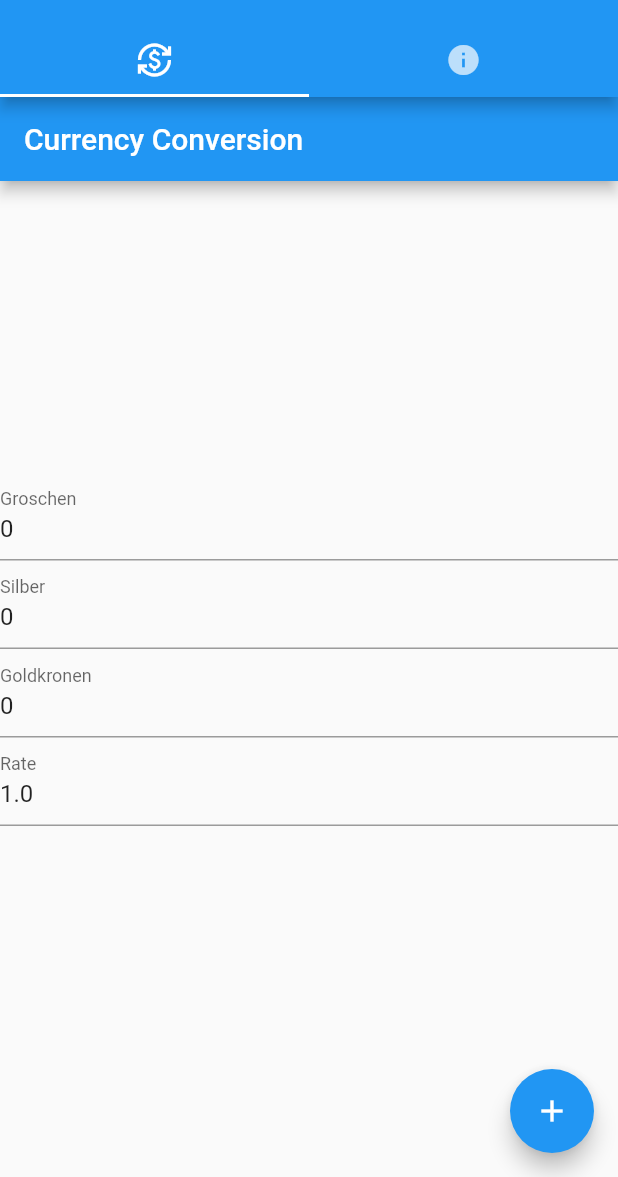
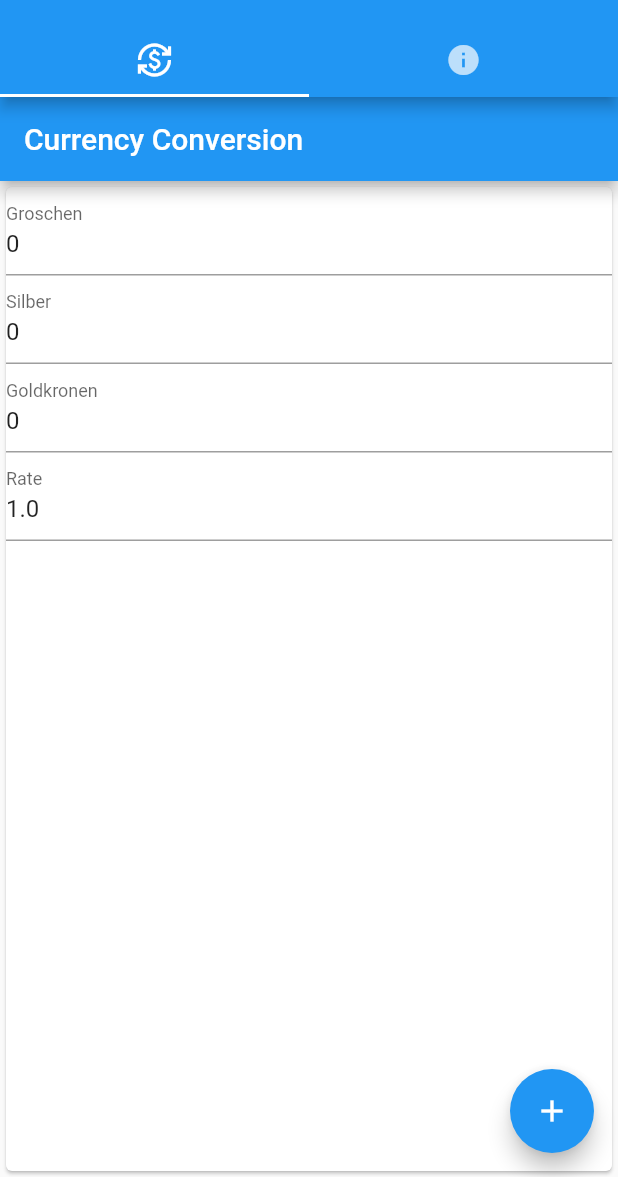
Before and after one commit to Patataking/WarhammerTools, a Flutter app: the screen it shows after launch, on a phone screen of 412 x 824 dp, the part 59-1236 px from its top. Run offline on Flutter 3.47's test engine with Material 2 defaults, Android fonts, the light colour scheme and no system bars.

Commit message:
Change initial rate and layout to card

```diff
--- a/wfrp_currency/lib/Tabs/currenciesTab.dart
+++ b/wfrp_currency/lib/Tabs/currenciesTab.dart
@@ -23,7 +23,7 @@ class _CurrencyTabState extends State<CurrencyTab> {
   int _silberIn = 0;
   int _goldkronenIn = 0;
   String _result = '';
-  double _rate = 0.0;
+  double _rate = 1.0;
 
   void _setGroschenIn(text) {
     setState(() {
@@ -81,7 +81,7 @@ class _CurrencyTabState extends State<CurrencyTab> {
         // the App.build method, and use it to set our appbar title.
         title: Text(widget.title),
       ),
-      body: Center(
+      body: Card(
         // Center is a layout widget. It takes a single child and positions it
         // in the middle of the parent.
         child: Column(
@@ -99,7 +99,7 @@ class _CurrencyTabState extends State<CurrencyTab> {
           // center the children vertically; the main axis here is the vertical
           // axis because Columns are vertical (the cross axis would be
           // horizontal).
-          mainAxisAlignment: MainAxisAlignment.center,
+          mainAxisAlignment: MainAxisAlignment.start,
           children: <Widget>[
             TextFormField(
               onChanged: (text) {
@@ -135,7 +135,7 @@ class _CurrencyTabState extends State<CurrencyTab> {
               onChanged: (text) {
                 _setRate(text);
               },
-              initialValue: "1.0",
+              initialValue: '$_rate',
               decoration: const InputDecoration(
                 border: UnderlineInputBorder(),
                 labelText: 'Rate',
```
